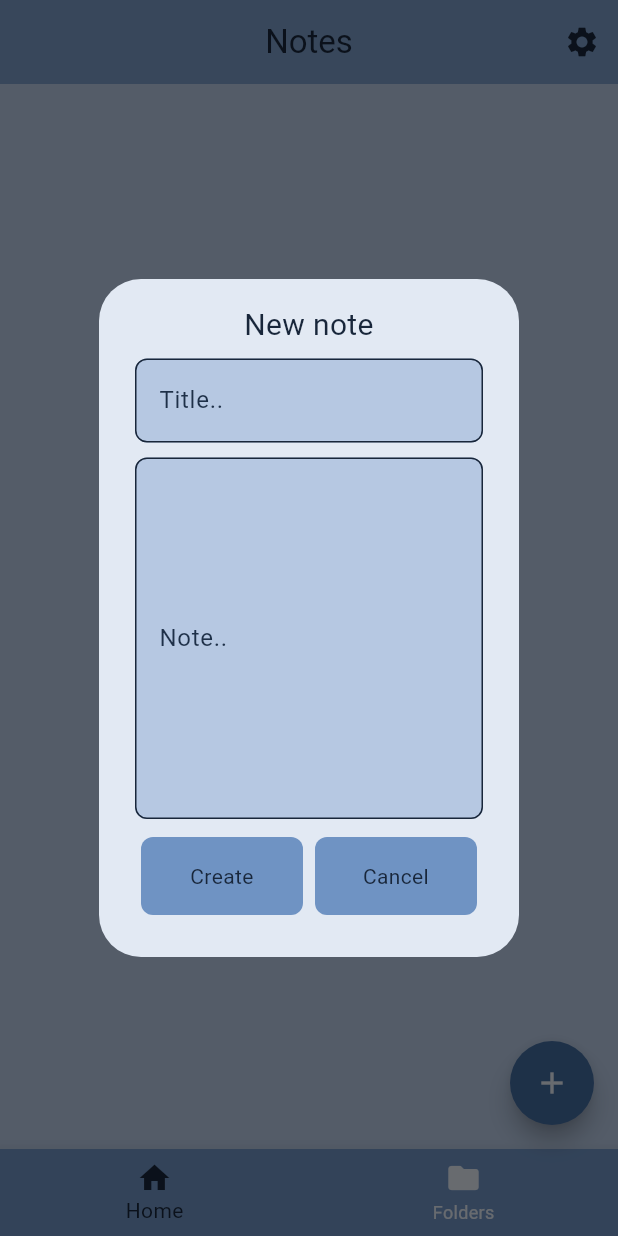
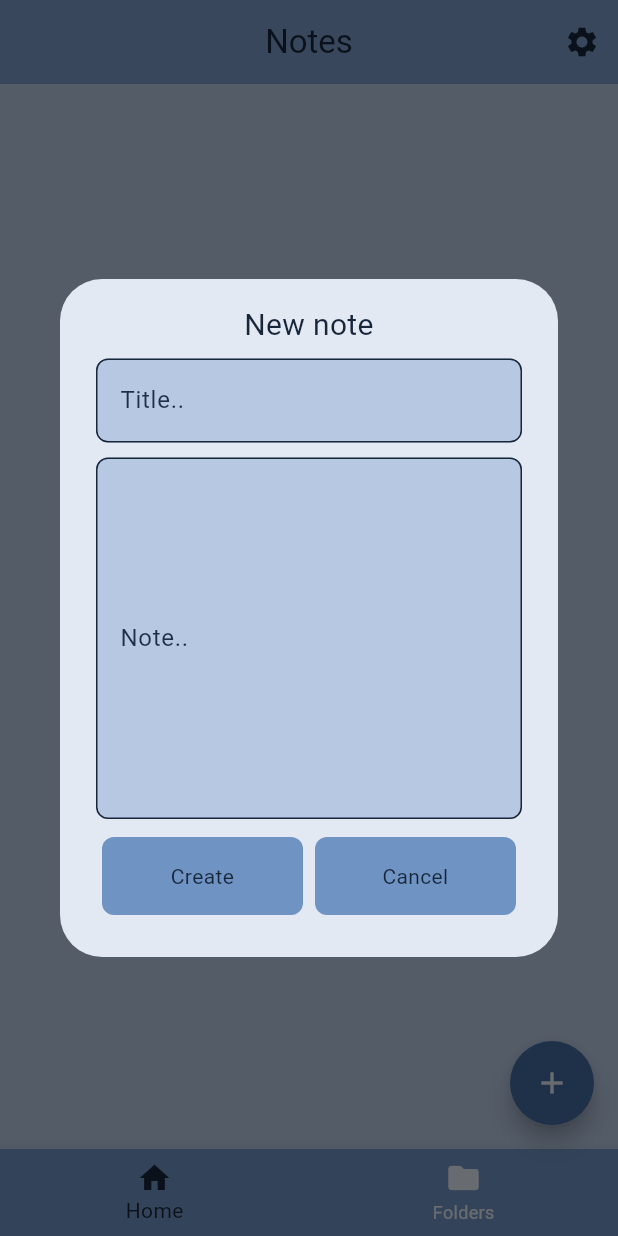
Before and after one commit to GoLab18/Notise, a Flutter app: the screen it shows after launch, after a tap on the "add" icon, on a phone screen of 412 x 824 dp. Run offline on Flutter 3.47's test engine with Material 3 defaults, Android fonts, the phone set to English and light mode, and no system bars; our stand-ins replace isar, shared_preferences; accounts and stored records are empty; generated files the repository leaves out were written again.

Commit message:
Adjusted size

```diff
--- a/lib/components/add_note_window.dart
+++ b/lib/components/add_note_window.dart
@@ -24,11 +24,9 @@ class AddNoteWindow extends StatelessWidget {
       child: SingleChildScrollView(
         child: AlertDialog(
           backgroundColor: Theme.of(context).colorScheme.primary,
-          content: ConstrainedBox(
-            constraints: BoxConstraints(
-              maxHeight: screenSize.height * 0.5,
-              maxWidth: screenSize.width * 0.8
-            ),
+          content: SizedBox(
+            height: screenSize.height * 0.5,
+            width: screenSize.width * 0.8,
             child: Column(
               mainAxisAlignment: MainAxisAlignment.spaceBetween,
               children: [
```
